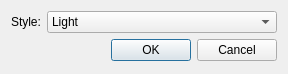
Q-FRC/QDash, file ui/PreferencesDialog.ui: the form before one commit.
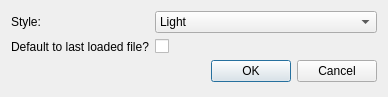
The form after the commit.

```diff
--- a/ui/PreferencesDialog.ui
+++ b/ui/PreferencesDialog.ui
@@ -6,8 +6,8 @@
    <rect>
     <x>0</x>
     <y>0</y>
-    <width>288</width>
-    <height>74</height>
+    <width>388</width>
+    <height>97</height>
    </rect>
   </property>
   <property name="windowTitle">
@@ -45,7 +45,7 @@
      </item>
     </widget>
    </item>
-   <item row="1" column="0" colspan="2">
+   <item row="2" column="0" colspan="2">
     <widget class="QDialogButtonBox" name="buttonBox">
      <property name="orientation">
       <enum>Qt::Horizontal</enum>
@@ -55,6 +55,20 @@
      </property>
     </widget>
    </item>
+   <item row="1" column="0">
+    <widget class="QLabel" name="label_2">
+     <property name="text">
+      <string>Default to last loaded file?</string>
+     </property>
+    </widget>
+   </item>
+   <item row="1" column="1">
+    <widget class="QCheckBox" name="lastLoaded">
+     <property name="text">
+      <string/>
+     </property>
+    </widget>
+   </item>
   </layout>
  </widget>
  <resources/>
```
Left out of the diff: 4 changed lines with no effect on the pictures.
